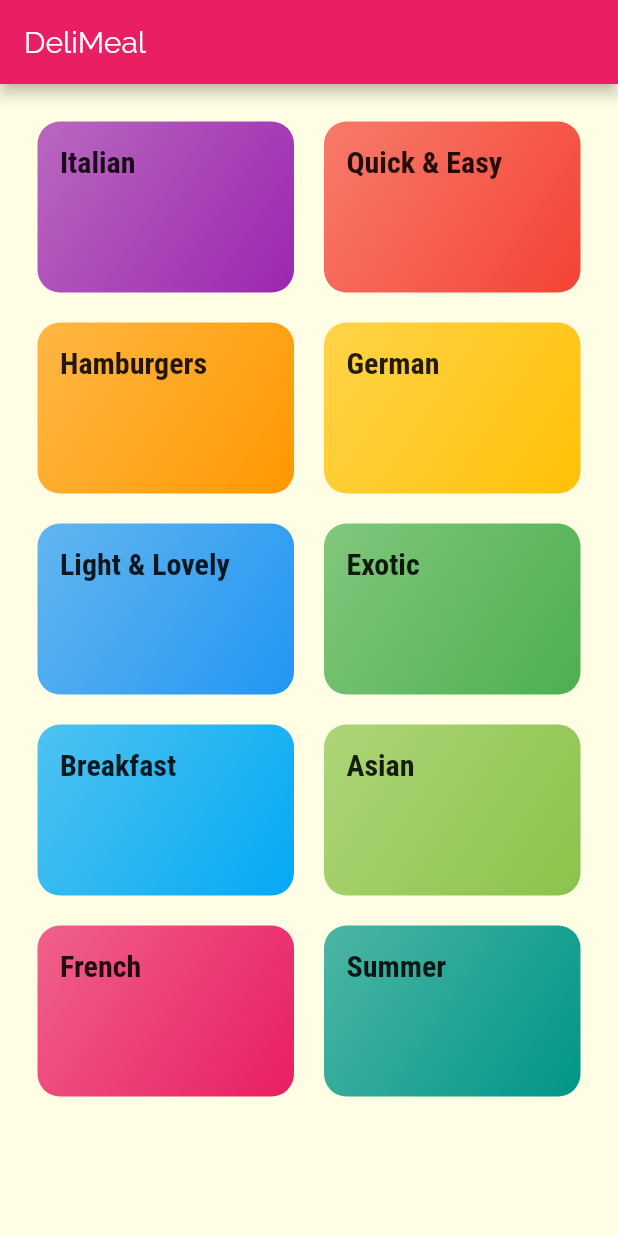
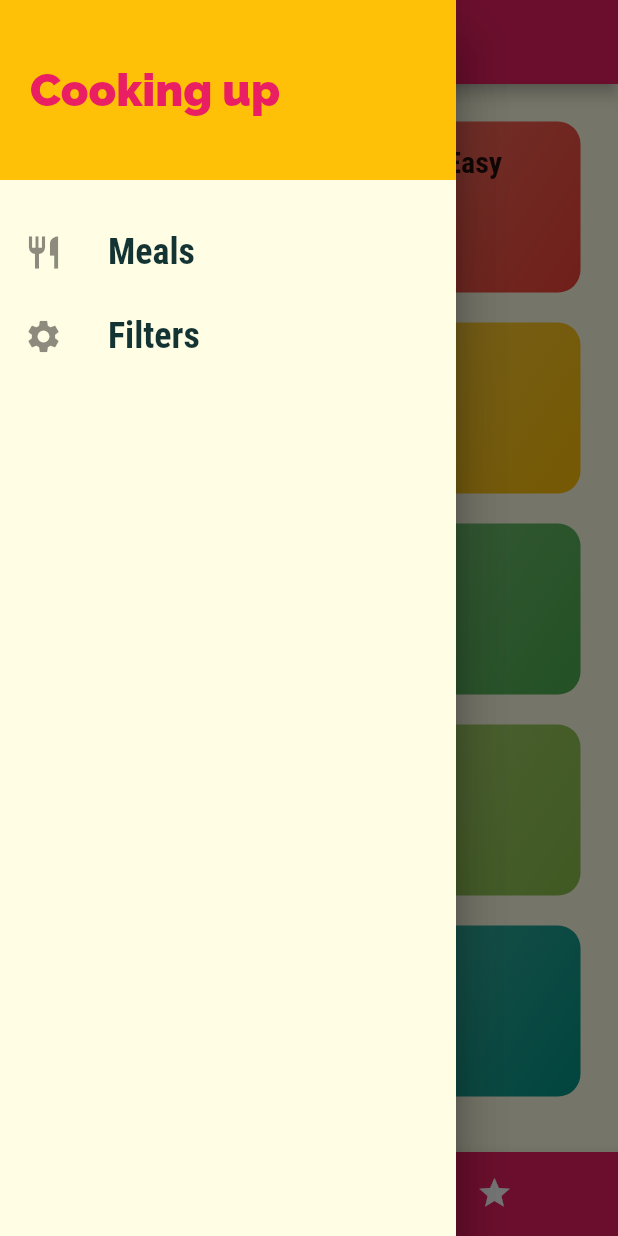
Before and after one commit to hle50/meals, a Flutter app: the screen it shows after launch, with the side drawer open (before the commit the screen has no drawer), on a phone screen of 412 x 824 dp. Run offline on Flutter 3.47's test engine with Material 2 defaults, Android fonts, the phone set to English and light mode, and no system bars.

Commit message:
more code

```diff
--- a/lib/main.dart
+++ b/lib/main.dart
@@ -1,11 +1,29 @@
 import 'package:flutter/material.dart';
+import './screens/filter_screen.dart';
+import './screens/tabs_screen.dart';
 import './screens/categories_screen.dart';
 import './screens/category_meals_screen.dart';
+import './screens/meal_detail_screen.dart';
 
 void main() => runApp(MyApp());
 
-class MyApp extends StatelessWidget {
+class MyApp extends StatefulWidget {
   // This widget is the root of your application.
+  @override
+  _MyAppState createState() => _MyAppState();
+}
+
+class _MyAppState extends State<MyApp> {
+  Map<String, bool> _filters = {
+    'gluten': false,
+    'lactose': false,
+    'vegetarian': false,
+    'vegan': false,
+  };
+
+  void _setFilter(Map<String, bool> fite){
+
+  }
   @override
   Widget build(BuildContext context) {
     return MaterialApp(
@@ -13,18 +31,29 @@ class MyApp extends StatelessWidget {
       theme: ThemeData(
           primarySwatch: Colors.pink,
           accentColor: Colors.amber,
-          canvasColor:const Color.fromRGBO(255, 254, 229, 1),
+          canvasColor: const Color.fromRGBO(255, 254, 229, 1),
           fontFamily: 'Raleway',
           textTheme: ThemeData.light().textTheme.copyWith(
                 body1: const TextStyle(color: Color.fromRGBO(20, 51, 51, 1)),
                 body2: const TextStyle(color: Color.fromRGBO(20, 51, 51, 1)),
-                title: const TextStyle(fontSize: 20, fontFamily: 'RobotoCondensed', fontWeight: FontWeight.bold),
-
+                title: const TextStyle(
+                    fontSize: 20,
+                    fontFamily: 'RobotoCondensed',
+                    fontWeight: FontWeight.bold),
               )),
       initialRoute: '/',
       routes: {
-        '/': (ctx) => CategoriesScreen(),
-        CategoryMealsScreen.routeName: (ctx)=> CategoryMealsScreen(),
+        '/': (ctx) => TabsScreen(),
+        CategoryMealsScreen.routeName: (ctx) => CategoryMealsScreen(),
+        MealDetailScreen.routeName: (ctx) => MealDetailScreen(),
+        FilterScreen.routeName: (ctx) => FilterScreen(),
+      },
+      // onGenerateRoute: (setting) {
+      //   // print(setting.arguments);
+      //   // return MaterialPageRoute(builder: ()=>)
+      // },
+      onUnknownRoute: (settings) {
+        return MaterialPageRoute(builder: (ctx) => CategoriesScreen());
       },
     );
   }
--- a/lib/screens/categories_screen.dart
+++ b/lib/screens/categories_screen.dart
@@ -8,9 +8,7 @@ class CategoriesScreen extends StatelessWidget {
 
   @override
   Widget build(BuildContext context) {
-    return Scaffold(
-      appBar: AppBar(title: const Text('DeliMeal')),
-      body: GridView(
+    return GridView(
         padding: const EdgeInsets.all(25),
         children: DUMMY_CATEGORIES
             .map((catData) => CategoryItem(
@@ -24,7 +22,6 @@ class CategoriesScreen extends StatelessWidget {
             childAspectRatio: 3 / 2,
             crossAxisSpacing: 20,
             mainAxisSpacing: 20),
-      ),
     );
   }
 }
--- /dev/null
+++ b/lib/screens/tabs_screen.dart
@@ -0,0 +1,86 @@
+import 'package:flutter/material.dart';
+import '../widgets/main_drawer.dart';
+import './favorite_screen.dart';
+import './categories_screen.dart';
+
+class TabsScreen extends StatefulWidget {
+
+  @override
+  _TabsScreenState createState() => _TabsScreenState();
+}
+
+class _TabsScreenState extends State<TabsScreen> {
+  List<Map<String, Object>> _pages = [
+    {'page': CategoriesScreen(), 'title': 'Category',},
+    {'page': FavoriteScreen(), 'title': 'Favorite',},
+  ];
+
+  int _selectedPageIndex = 0;
+  void _selectPage(int index) {
+    setState(() {
+      _selectedPageIndex = index;
+    });
+  }
+
+  @override
+  Widget build(BuildContext context) {
+    // return DefaultTabController(
+    //   initialIndex: 0,
+    //   length: 2,
+    //   child: Scaffold(
+    //     appBar: AppBar(
+    //       title: Text('Meals'),
+    //       bottom: TabBar(
+    //         tabs: <Widget>[
+    //           Tab(
+    //             icon: Icon(Icons.category),
+    //             text: 'Categories',
+    //           ),
+    //           Tab(
+    //             icon: Icon(Icons.star),
+    //             text: 'Favorite',
+    //           ),
+    //         ],
+    //       ),
+    //     ),
+    //     body: TabBarView(
+    //       children: <Widget>[
+    //         CategoriesScreen(),
+    //         FavoriteScreen()
+    //       ],
+    //     ),
+    //   ),
+    // );
+
+    // bottom tab bar
+    return Scaffold(
+      appBar: AppBar(
+        title: Text(_pages[_selectedPageIndex]['title']),
+      ),
+      drawer: Drawer(
+        child:MainDrawer(),
+      ),
+      body: _pages[_selectedPageIndex]['page'],
+      bottomNavigationBar: BottomNavigationBar(
+        unselectedItemColor: Colors.white,
+        selectedItemColor: Theme.of(context).accentColor,
+        currentIndex: _selectedPageIndex,
+        onTap: _selectPage,
+        backgroundColor: Theme.of(context).primaryColor,
+        type: BottomNavigationBarType.shifting,
+        items: [
+          BottomNavigationBarItem(
+            backgroundColor: Theme.of(context).primaryColor,
+            icon: Icon(Icons.category),
+             title: Text(_pages[_selectedPageIndex]['title']),
+          ),
+          BottomNavigationBarItem(
+            backgroundColor: Theme.of(context).primaryColor,
+            icon: Icon(Icons.star),
+             title: Text(_pages[_selectedPageIndex]['title']),
+          ),
+        ],
+      ),
+    );
+  }
+}
--- /dev/null
+++ b/lib/widgets/main_drawer.dart
@@ -0,0 +1,58 @@
+import 'package:flutter/material.dart';
+import '../screens/filter_screen.dart';
+
+class MainDrawer extends StatelessWidget {
+  const MainDrawer({Key key}) : super(key: key);
+
+  Widget buildListTile(String title, IconData icon, Function tapHanlder) {
+    return ListTile(
+      leading: Icon(
+        icon,
+        size: 26,
+      ),
+      title: Text(
+        title,
+        style: TextStyle(
+          fontFamily: 'RobotoCondensed',
+          fontSize: 24,
+          fontWeight: FontWeight.bold,
+        ),
+      ),
+      onTap: tapHanlder,
+    );
+  }
+
+  @override
+  Widget build(BuildContext context) {
+    return Drawer(
+      child: Column(
+        children: <Widget>[
+          Container(
+            height: 120,
+            width: double.infinity,
+            padding: EdgeInsets.all(20),
+            alignment: Alignment.centerLeft,
+            color: Theme.of(context).accentColor,
+            child: Text('Cooking up',
+                style: TextStyle(
+                  fontWeight: FontWeight.w900,
+                  fontSize: 30,
+                  color: Theme.of(context).primaryColor,
+                )),
+          ),
+          SizedBox(
+            height: 20,
+          ),
+          buildListTile('Meals', Icons.restaurant, (){
+            Navigator.of(context).pushReplacementNamed('/');
+          }),
+          buildListTile('Filters', Icons.settings, (){
+            Navigator.of(context).pushReplacementNamed(FilterScreen.routeName);
+          }),
+
+
+        ],
+      ),
+    );
+  }
+}
```
Also changed, not shown: lib/screens/category_meals_screen.dart (+37 -11 lines), lib/screens/favorite_screen.dart (added, +14 -0 lines), lib/screens/filter_screen.dart (added, +80 -0 lines), lib/screens/meal_detail_screen.dart (added, +88 -0 lines), lib/widgets/meal_item.dart (+73 -8 lines).
